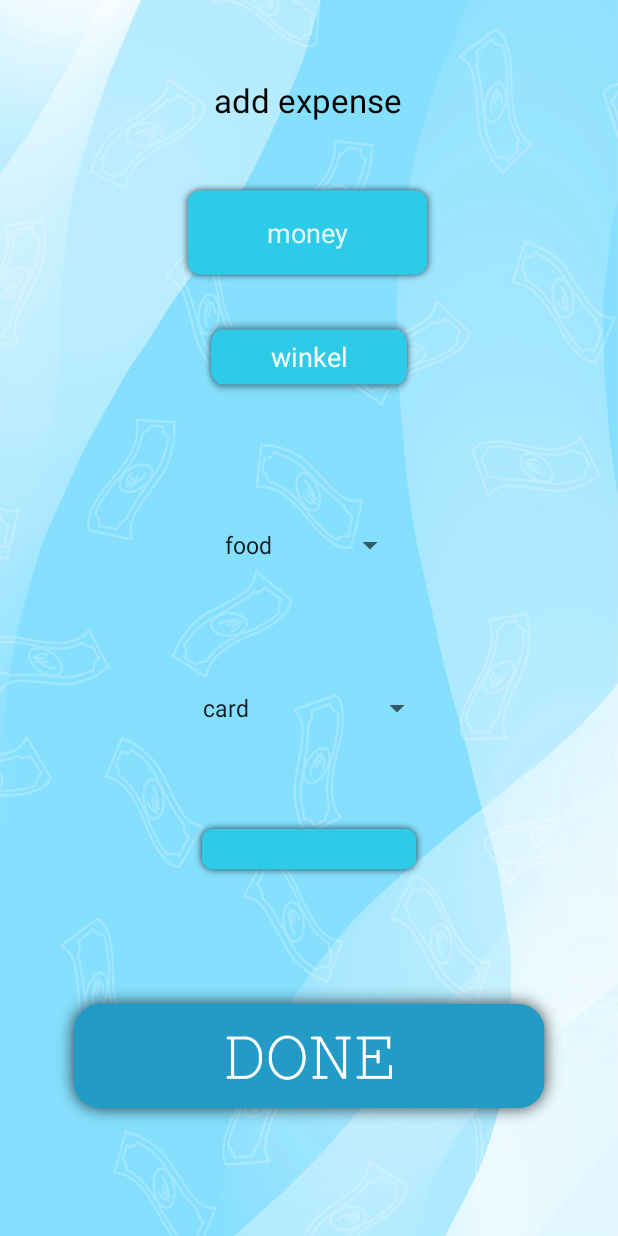
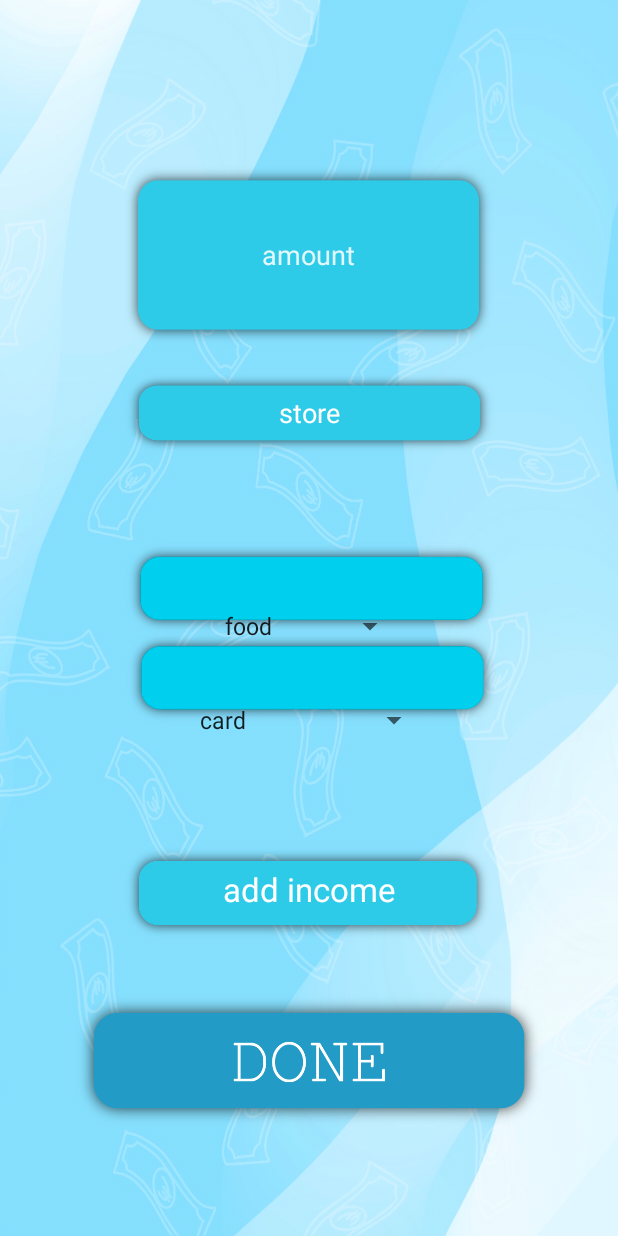
Before and after one commit to W0utC/StudentMoneyApp, an Android app: the Transaction screen opened directly, with no data from a screen before it, on a phone screen of 412 x 824 dp. Run offline under Robolectric (Android 15) with nearby library versions, the phone set to English and light mode, and no system bars; our stand-ins replace Volley; network calls fail.

Commit message:
nieuwe ui 19/05 expence en income scherm aangepast

```diff
--- a/app/src/main/res/layout/activity_main.xml
+++ b/app/src/main/res/layout/activity_main.xml
@@ -87,13 +87,13 @@
         android:id="@+id/imageButton2"
         android:layout_width="wrap_content"
         android:layout_height="wrap_content"
-        android:layout_marginBottom="168dp"
+        android:layout_marginBottom="180dp"
         android:backgroundTint="@color/transparent"
         android:onClick="onBtnResetData_Clicked"
         android:tint="@color/black"
         app:layout_constraintBottom_toBottomOf="@+id/linearLayout"
         app:layout_constraintEnd_toEndOf="parent"
-        app:layout_constraintHorizontal_bias="0.812"
+        app:layout_constraintHorizontal_bias="0.823"
         app:layout_constraintStart_toStartOf="parent"
         app:srcCompat="@android:drawable/stat_notify_sync"
         tools:ignore="TouchTargetSizeCheck,SpeakableTextPresentCheck" />
--- a/app/src/main/res/layout/transaction_page.xml
+++ b/app/src/main/res/layout/transaction_page.xml
@@ -2,14 +2,14 @@
 <androidx.constraintlayout.widget.ConstraintLayout xmlns:android="http://schemas.android.com/apk/res/android"
     xmlns:app="http://schemas.android.com/apk/res-auto"
     xmlns:tools="http://schemas.android.com/tools"
-    android:background="@drawable/background"
+    android:background="@drawable/expence_background"
     android:layout_width="match_parent"
     android:layout_height="match_parent">
 
     <ImageButton
         android:id="@+id/imageButton"
-        android:layout_width="369dp"
-        android:layout_height="112dp"
+        android:layout_width="340dp"
+        android:layout_height="106dp"
         android:layout_marginBottom="64dp"
         android:backgroundTint="@color/transparent"
         android:onClick="onBtnSubmit_Clicked"
@@ -22,20 +22,20 @@
 
     <EditText
         android:id="@+id/txtAmount"
-        android:layout_width="175dp"
-        android:layout_height="70dp"
-        android:layout_marginTop="120dp"
+        android:layout_width="250dp"
+        android:layout_height="124dp"
+        android:layout_marginTop="108dp"
+        android:background="@drawable/money_background"
         android:ems="10"
-        android:hint="money"
+        android:gravity="center"
+        android:hint="amount"
         android:inputType="numberDecimal"
         android:minHeight="48dp"
-        android:background="@drawable/money_background"
-        android:gravity="center"
         android:textColor="@color/white"
         android:textColorHint="@color/whiteTransparent"
         android:textCursorDrawable="@color/black"
         app:layout_constraintEnd_toEndOf="parent"
-        app:layout_constraintHorizontal_bias="0.497"
+        app:layout_constraintHorizontal_bias="0.496"
         app:layout_constraintStart_toStartOf="parent"
         app:layout_constraintTop_toTopOf="parent" />
 
@@ -43,67 +43,69 @@
         android:id="@+id/paymentMethode"
         android:layout_width="wrap_content"
         android:layout_height="wrap_content"
-        android:layout_marginBottom="340dp"
+        android:layout_marginBottom="332dp"
         android:entries="@array/payment_methode"
         android:spinnerMode="dropdown"
         app:layout_constraintBottom_toBottomOf="parent"
         app:layout_constraintEnd_toEndOf="parent"
-        app:layout_constraintHorizontal_bias="0.508"
         app:layout_constraintStart_toStartOf="parent" />
 
     <Spinner
         android:id="@+id/category"
         android:layout_width="wrap_content"
         android:layout_height="48dp"
+        android:layout_marginBottom="16dp"
         android:entries="@array/categories"
         android:spinnerMode="dropdown"
         app:layout_constraintBottom_toTopOf="@+id/paymentMethode"
         app:layout_constraintEnd_toEndOf="parent"
         app:layout_constraintStart_toStartOf="parent"
-        app:layout_constraintTop_toBottomOf="@+id/txtStore" />
+        app:layout_constraintTop_toTopOf="parent"
+        app:layout_constraintVertical_bias="0.974" />
 
     <EditText
         android:id="@+id/txtStore"
-        android:layout_width="144dp"
+        android:layout_width="250dp"
         android:layout_height="56dp"
-        android:layout_marginTop="20dp"
+        android:layout_marginTop="15dp"
         android:background="@drawable/category_button"
         android:ems="10"
         android:gravity="center"
-        android:hint="winkel"
+        android:hint="store"
+        android:inputType="textPersonName"
+        android:textColor="@color/white"
         android:textColorHint="@color/white"
         android:textCursorDrawable="@color/black"
-        android:inputType="textPersonName"
-        android:textColor="@color/white"
         app:layout_constraintEnd_toEndOf="parent"
         app:layout_constraintStart_toStartOf="parent"
         app:layout_constraintTop_toBottomOf="@+id/txtAmount" />
 
     <ImageButton
         android:id="@+id/btnReceive"
-        android:layout_width="181dp"
-        android:layout_height="52dp"
+        android:layout_width="268dp"
+        android:layout_height="85dp"
+        android:layout_marginBottom="16dp"
         android:backgroundTint="#00FFFFFF"
         android:onClick="onBtnReceive_Clicked"
         android:scaleType="centerCrop"
         app:layout_constraintBottom_toTopOf="@+id/imageButton"
         app:layout_constraintEnd_toEndOf="parent"
+        app:layout_constraintHorizontal_bias="0.496"
         app:layout_constraintStart_toStartOf="parent"
-        app:layout_constraintTop_toBottomOf="@+id/paymentMethode"
         app:srcCompat="@drawable/category_button" />
 
     <TextView
         android:id="@+id/txtHead"
         android:layout_width="162dp"
         android:layout_height="42dp"
-        android:layout_marginBottom="32dp"
-        android:text="@string/add_expense"
+        android:layout_marginBottom="40dp"
+        android:gravity="center"
+        android:text="@string/add_income"
         android:textAppearance="@style/TextAppearance.AppCompat.Large.Inverse"
-        android:textColor="@color/black"
-        android:gravity="center"
-        app:layout_constraintBottom_toTopOf="@+id/txtAmount"
+        android:textColor="@color/white"
+        app:layout_constraintBottom_toTopOf="@+id/imageButton"
         app:layout_constraintEnd_toEndOf="parent"
-        app:layout_constraintHorizontal_bias="0.498"
+        app:layout_constraintHorizontal_bias="0.502"
         app:layout_constraintStart_toStartOf="parent" />
 
 
```
Also changed, not shown: app/src/main/res/layout/recieve_transaction_page.xml (+12 -12 lines), app/src/main/res/drawable-v24/pay.png (deleted), app/src/main/res/drawable/expence_background.jpg (added).
